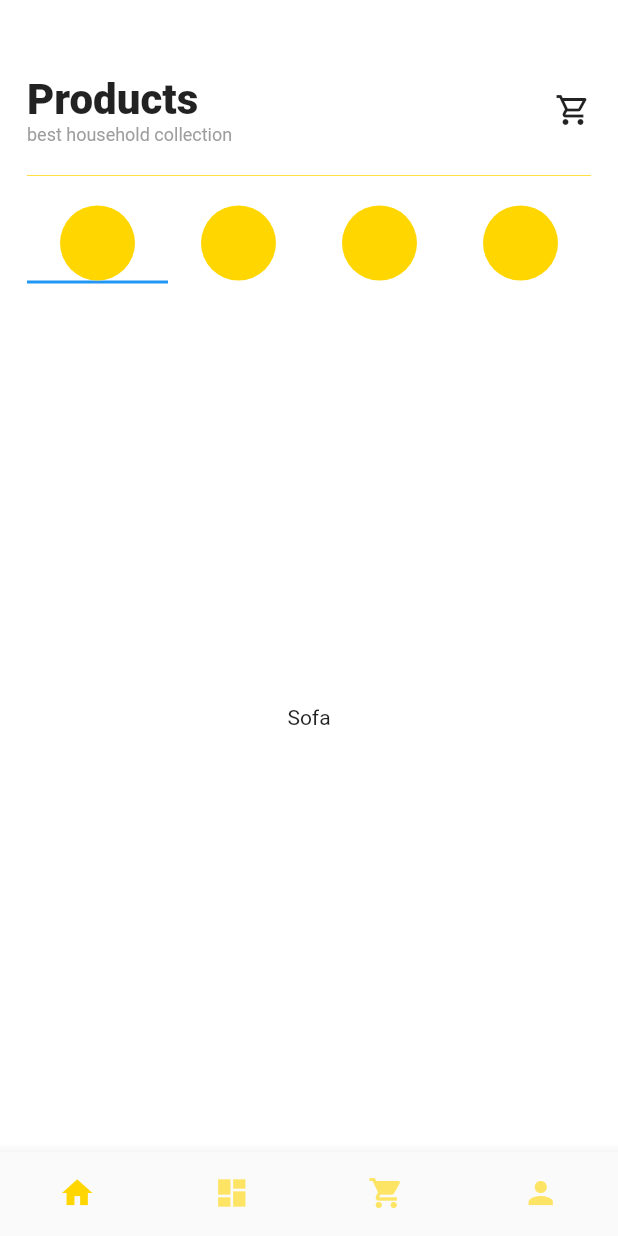
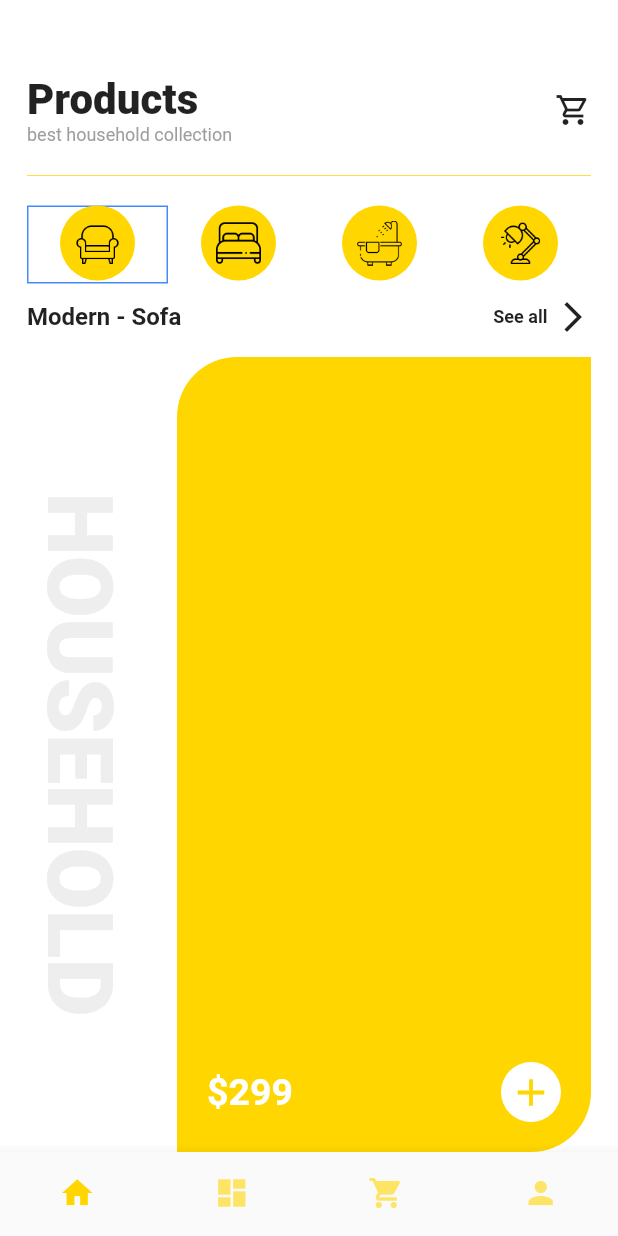
Before and after one commit to hidechy/test_flutter_ui_1106, a Flutter app: the screen it shows after launch, on a phone screen of 412 x 824 dp. Run offline on Flutter 3.47's test engine with Material 2 defaults, Android fonts, the phone set to English and light mode, and no system bars.

Commit message:
commit 1106 2037

```diff
--- a/lib/home_page.dart
+++ b/lib/home_page.dart
@@ -29,39 +29,158 @@ class _HomePageState extends State<HomePage>
             ),
             TabBar(
               controller: _tabController,
+              indicator: BoxDecoration(
+                border: Border.all(color: Colors.blueAccent),
+              ),
+              overlayColor: MaterialStateProperty.all(Colors.transparent),
               tabs: [
                 CircleAvatar(
                   backgroundColor: Colors.yellowAccent.shade700,
                   radius: 25,
+                  child: Image.asset(
+                    'assets/sofa_icon.png',
+                    height: 30,
+                    width: 30,
+                    fit: BoxFit.cover,
+                  ),
                 ),
                 CircleAvatar(
                   backgroundColor: Colors.yellowAccent.shade700,
                   radius: 25,
+                  child: Image.asset(
+                    'assets/bed_icon.png',
+                    height: 30,
+                    width: 30,
+                    fit: BoxFit.cover,
+                  ),
                 ),
                 CircleAvatar(
                   backgroundColor: Colors.yellowAccent.shade700,
                   radius: 25,
+                  child: Image.asset(
+                    'assets/bathtub_icon.png',
+                    height: 30,
+                    width: 30,
+                    fit: BoxFit.cover,
+                  ),
                 ),
                 CircleAvatar(
                   backgroundColor: Colors.yellowAccent.shade700,
                   radius: 25,
+                  child: Image.asset(
+                    'assets/lamp_icon.png',
+                    height: 30,
+                    width: 30,
+                    fit: BoxFit.cover,
+                  ),
                 ),
               ],
             ),
             Expanded(
               child: TabBarView(
                 controller: _tabController,
-                children: const [
-                  Center(child: Text('Sofa')),
-                  Center(child: Text('Bed')),
-                  Center(child: Text('Bathtub')),
-                  Center(child: Text('Sofa')),
+                children: [
+                  tabDetails(text: 'Sofa'),
+                  const Center(child: Text('Bed')),
+                  const Center(child: Text('Bathtub')),
+                  const Center(child: Text('Lamp')),
                 ],
               ),
             ),
           ],
         ),
       ),
+    );
+  }
+
+  ///
+  Widget tabDetails({required String text}) {
+    return Column(
+      children: [
+        const SizedBox(height: 10),
+        Row(
+          mainAxisAlignment: MainAxisAlignment.spaceBetween,
+          children: [
+            Text(
+              'Modern - $text',
+              style: const TextStyle(
+                fontSize: 16,
+                fontWeight: FontWeight.w700,
+              ),
+            ),
+            Row(
+              children: const [
+                Text(
+                  'See all',
+                  style: TextStyle(
+                    fontSize: 12,
+                    fontWeight: FontWeight.w700,
+                  ),
+                ),
+                SizedBox(width: 5),
+                Icon(Icons.arrow_forward_ios),
+              ],
+            ),
+          ],
+        ),
+        SizedBox(height: 15),
+        Expanded(
+          child: Stack(
+            children: [
+              Row(
+                children: [
+                  RotatedBox(
+                    quarterTurns: 1,
+                    child: Text(
+                      'household'.toUpperCase(),
+                      style: TextStyle(
+                        fontSize: 60,
+                        fontWeight: FontWeight.w900,
+                        color: Colors.grey.shade200,
+                      ),
+                    ),
+                  ),
+                  SizedBox(width: 30),
+                  Expanded(
+                    child: Container(
+                      padding: EdgeInsets.all(20),
+                      alignment: Alignment.bottomCenter,
+                      decoration: BoxDecoration(
+                        color: Colors.yellowAccent.shade700,
+                        borderRadius: BorderRadius.only(
+                          topLeft: Radius.circular(40),
+                          bottomRight: Radius.circular(40),
+                        ),
+                      ),
+                      child: Row(
+                        mainAxisAlignment: MainAxisAlignment.spaceBetween,
+                        children: [
+                          Text(
+                            '\$299',
+                            style: TextStyle(
+                              fontSize: 25,
+                              fontWeight: FontWeight.w700,
+                              color: Colors.white,
+                            ),
+                          ),
+                          CircleAvatar(
+                            backgroundColor: Colors.white,
+                            child: Icon(
+                              Icons.add,
+                              size: 30,
+                              color: Colors.yellowAccent.shade700,
+                            ),
+                          ),
+                        ],
+                      ),
+                    ),
+                  ),
+                ],
+              ),
+            ],
+          ),
+        ),
+      ],
     );
   }
 
```
Also changed, not shown: pubspec.yaml (+6 -2 lines).
